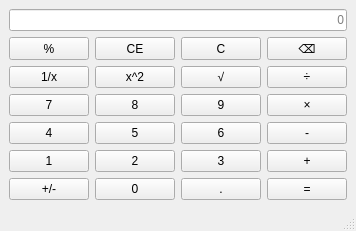
First picture: the form in Lab1/mainwindow.ui, repository WDK688/QtCourse, before the edit.
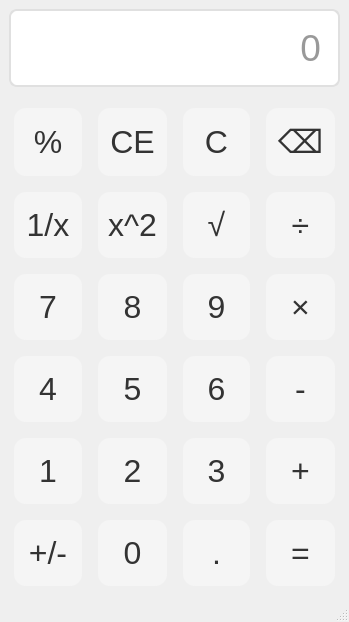
Second picture: the form after the edit.

Commit message: 键盘事件处理

Diff of the .ui file:
```diff
--- a/Lab1/mainwindow.ui
+++ b/Lab1/mainwindow.ui
@@ -14,6 +14,60 @@
    <string>MainWindow</string>
   </property>
   <widget class="QWidget" name="centralwidget">
+   <property name="styleSheet">
+    <string notr="true">QLineEdit{
+    background-color: white;
+    font-size: 28pt;
+    color: #333333;
+    padding: 15px;
+    border: 2px solid #E0E0E0;
+    border-radius: 8px;
+    margin-bottom: 10px;
+}
+
+QPushButton{
+    background-color: #F5F5F5;
+    font-size: 24pt;
+    color: #333333;
+    border: none;
+    border-radius: 12px;
+    padding: 15px 0;
+    margin: 5px;
+}
+
+QPushButton:hover{
+    background-color: #E0E0E0;
+}
+
+QPushButton:pressed{
+    background-color: #CCCCCC;
+    transform: scale(0.98);
+}
+
+QPushButton#OperatorButton{
+    background-color: #FFB74D;
+    color: white;
+}
+QPushButton#OperatorButton:hover{
+    background-color: #FFA726;
+}
+QPushButton#OperatorButton:pressed{
+    background-color: #FF9800;
+    transform: scale(0.98);
+}
+
+QPushButton#ClearButton{
+    background-color: #EF5350;
+    color: white;
+}
+QPushButton#ClearButton:hover{
+    background-color: #E53935;
+}
+QPushButton#ClearButton:pressed{
+    background-color: #D32F2F;
+    transform: scale(0.98);
+}</string>
+   </property>
    <layout class="QHBoxLayout" name="horizontalLayout">
     <item>
      <layout class="QGridLayout" name="gridLayout">
```
The commit also changes 2 other files.
